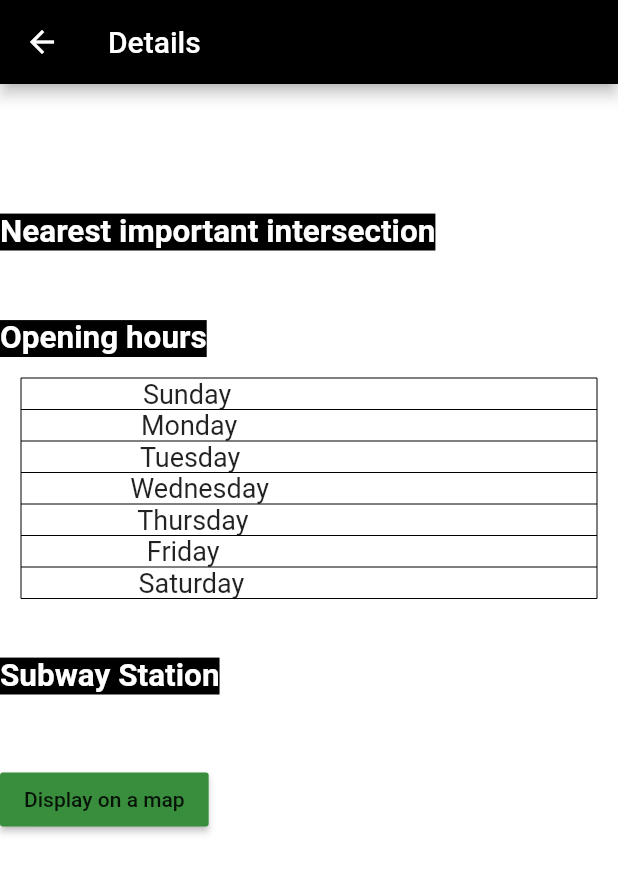
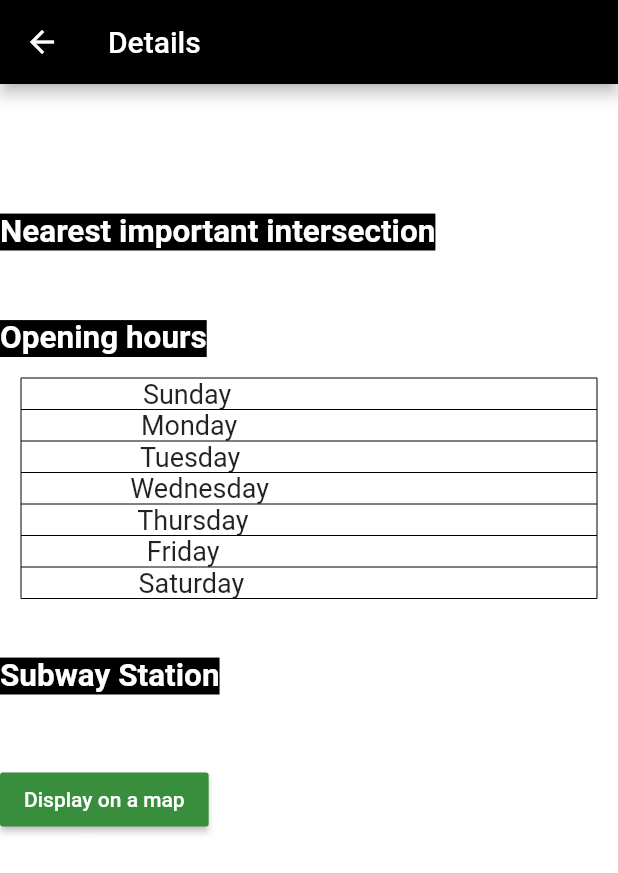
Before and after one commit to anhkhoido/nectar_searcher, a Flutter app: the DisplayEstablishment screen opened directly with empty values, on a phone screen of 412 x 824 dp. Shown: the top 873 px of the screen. Run offline on Flutter 3.47's test engine with Material 2 defaults, Android fonts, the phone set to English and light mode, and no system bars; missing offline and left inert: flutter_webview_plugin.

Commit message:
Changed colour of text in button (display_establishment.dart).

```diff
--- a/lib/view/display_establishment.dart
+++ b/lib/view/display_establishment.dart
@@ -232,7 +232,7 @@ class DisplayEstablishment extends StatelessWidget {
             SizedBox(height: 25.0,),
             RaisedButton(
               color: Colors.green[700],
-              child: Text("Display on a map"),
+              child: Text("Display on a map", style: TextStyle(color: Colors.white),),
               onPressed: () => {
                 Navigator.push(context, MaterialPageRoute(builder: (context) => EstablishmentOnMap(this.establishment)))
               },
```
